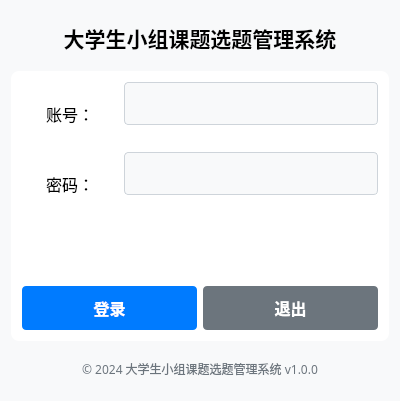
Qt form client/loginwindow.ui (faferjor/StudentManger) before a commit.
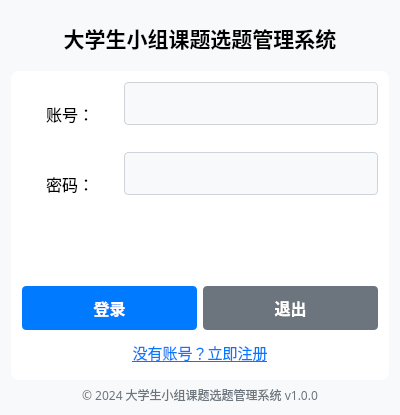
The same form after that commit.

The edit to the form file:
```diff
--- a/client/loginwindow.ui
+++ b/client/loginwindow.ui
@@ -128,6 +128,8 @@
        </widget>
       </item>
       <item>
+       <layout class="QVBoxLayout" name="verticalLayout_3">
+        <item>
        <layout class="QHBoxLayout" name="horizontalLayout">
         <item>
          <widget class="QPushButton" name="loginButton">
@@ -165,6 +167,26 @@
           </property>
           <property name="text">
            <string>退出</string>
+            </property>
+           </widget>
+          </item>
+         </layout>
+        </item>
+        <item>
+         <widget class="QPushButton" name="registerButton">
+          <property name="font">
+           <font>
+            <family>Microsoft YaHei</family>
+            <pointsize>11</pointsize>
+            <bold>false</bold>
+           </font>
+          </property>
+          <property name="styleSheet">
+           <string notr="true">QPushButton { background-color: transparent; color: #007bff; border: none; padding: 5px; text-decoration: underline; }
+QPushButton:hover { color: #0056b3; }</string>
+          </property>
+          <property name="text">
+           <string>没有账号？立即注册</string>
           </property>
          </widget>
         </item>
```
Lines whose indentation alone changed are shown as unchanged.
